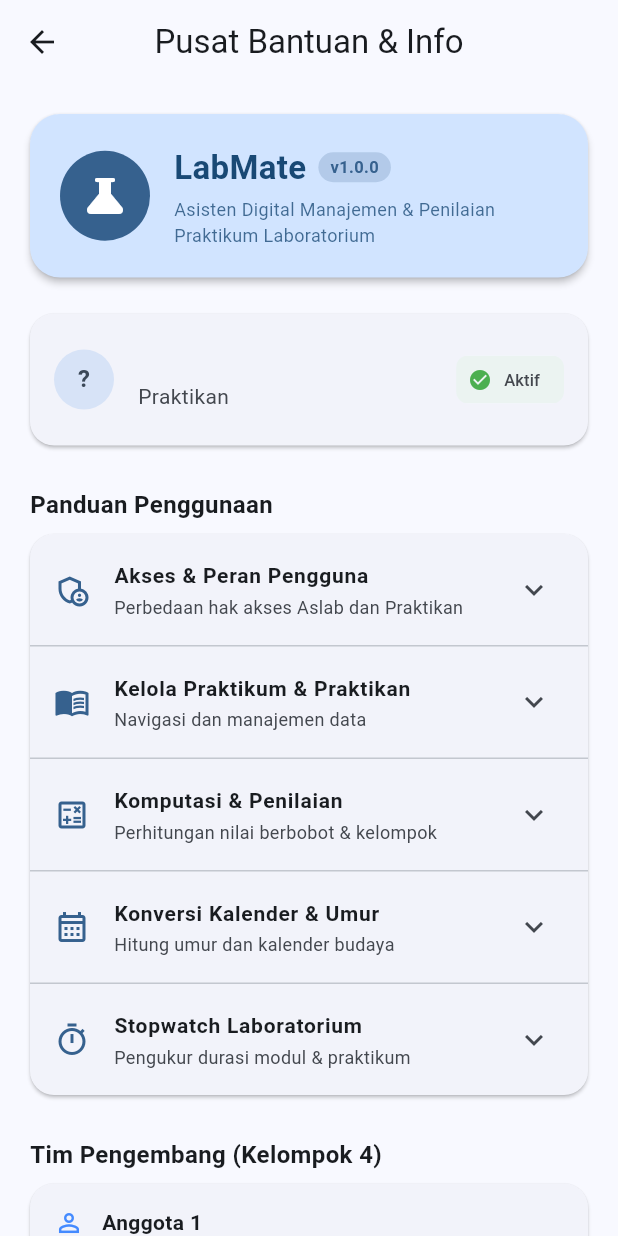
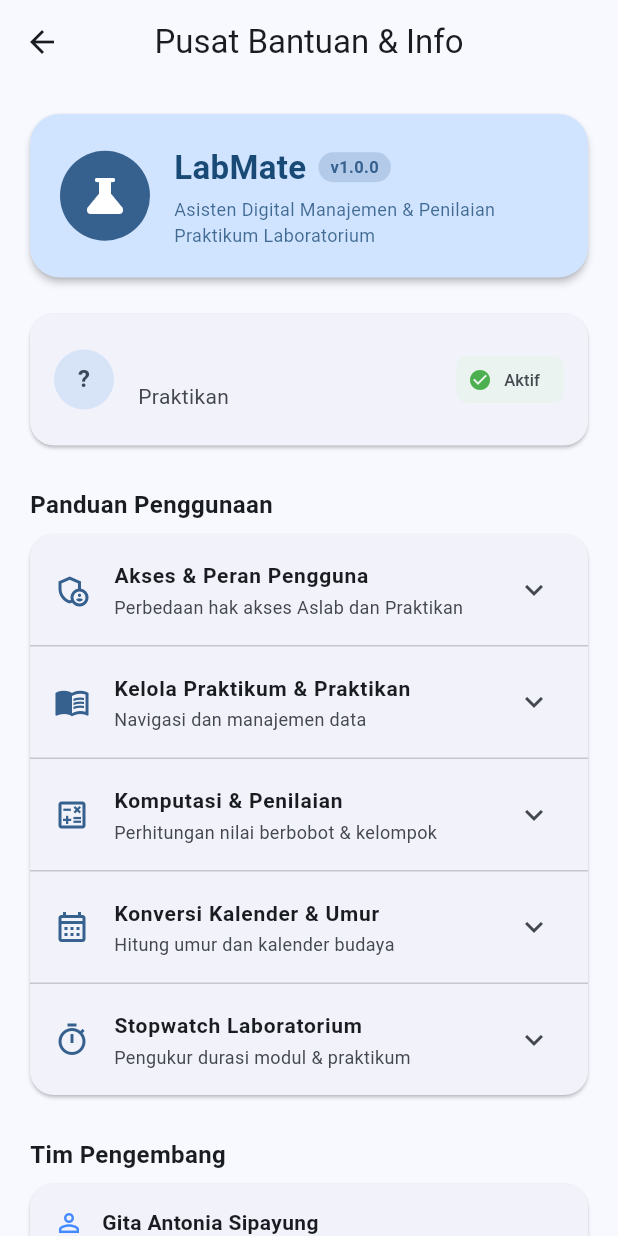
Before and after one commit to gitaantonia/Lab-Mate, a Flutter app: the BantuanScreen screen opened directly, on a phone screen of 412 x 824 dp. Run offline on Flutter 3.47's test engine with Material 3 defaults, Android fonts, the phone set to English and light mode, and no system bars; our stand-ins replace shared_preferences, sqflite, sqflite_common_ffi; accounts and stored records are empty.

Commit message:
nama tim pengembang

```diff
--- a/lib/screens/bantuan_screen.dart
+++ b/lib/screens/bantuan_screen.dart
@@ -262,7 +262,7 @@ class _BantuanScreenState extends State<BantuanScreen> {
           Padding(
             padding: const EdgeInsets.symmetric(horizontal: 4, vertical: 4),
             child: Text(
-              'Tim Pengembang (Kelompok 4)',
+              'Tim Pengembang',
               style: TextStyle(
                 fontSize: 16,
                 fontWeight: FontWeight.bold,
@@ -281,22 +281,22 @@ class _BantuanScreenState extends State<BantuanScreen> {
               child: Column(
                 children: [
                   _DeveloperMemberTile(
-                    nama: 'Anggota 1',
+                    nama: 'Gita Antonia Sipayung',
                     tugas: 'Database (SQLite), Login, Session, & Navigation',
                   ),
                   Divider(height: 16),
                   _DeveloperMemberTile(
-                    nama: 'Anggota 2',
+                    nama: 'Lucy Katarina Naibaho',
                     tugas: 'CRUD Mata Praktikum & Kelola Praktikan',
                   ),
                   Divider(height: 16),
                   _DeveloperMemberTile(
-                    nama: 'Anggota 3',
-                    tugas: 'Komputasi Nilai Akhir, Rata-rata & Kelompok',
+                    nama: 'Serena Luna Halim',
+                    tugas: 'Komputasi Nilai Akhir, Pembobotan Nilai, Rata-rata & Kelompok',
                   ),
                   Divider(height: 16),
                   _DeveloperMemberTile(
-                    nama: 'Anggota 4',
+                    nama: 'Gevinta Aprilia Putri',
                     tugas: 'Konversi Kalender (Hijriah/Weton/Saka), Stopwatch, & Bantuan',
                   ),
                 ],
```
